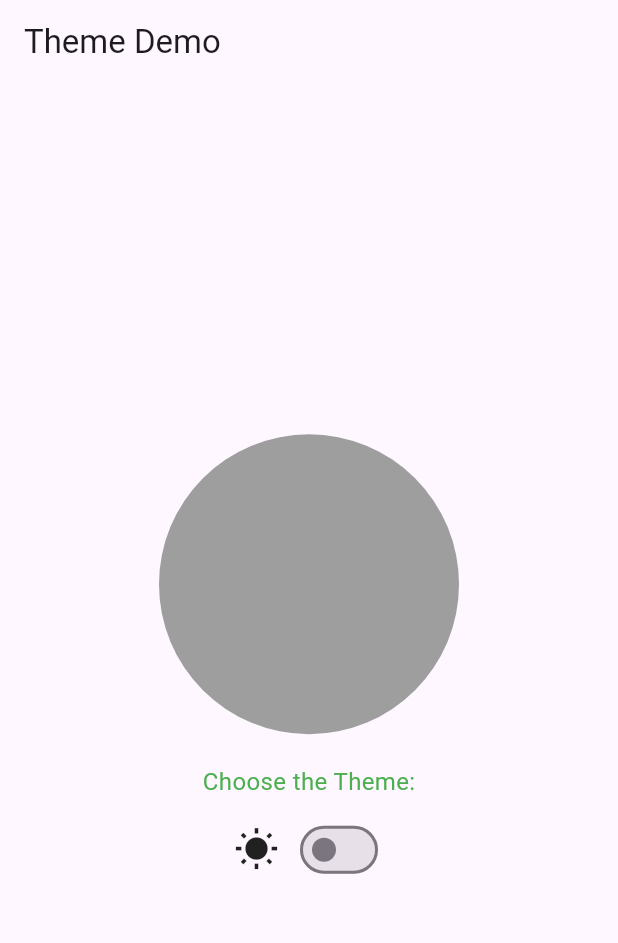
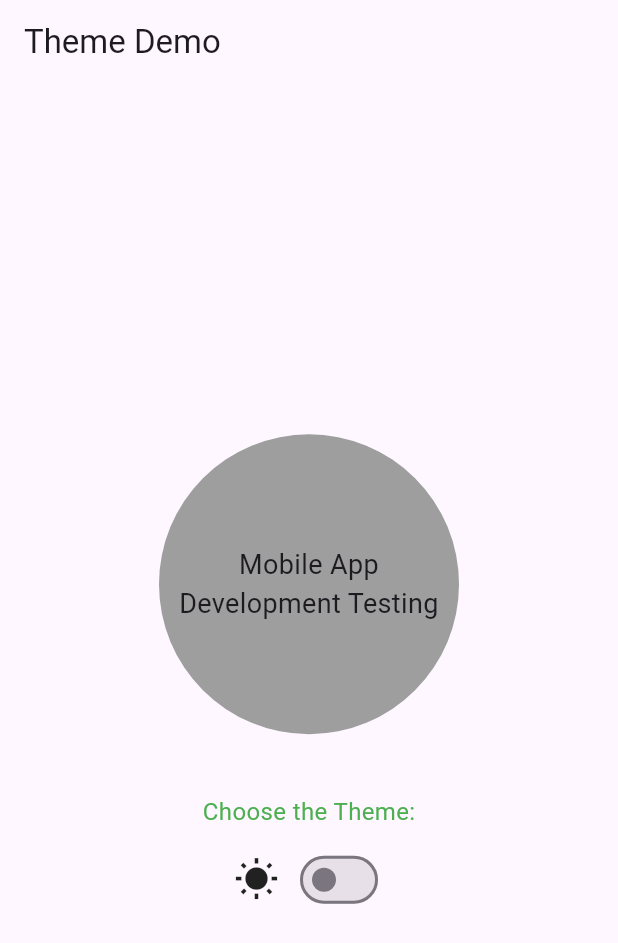
Before and after one commit to parshjadon/MADinc02, a Flutter app: the screen it shows after launch, on a phone screen of 412 x 824 dp. Shown: the top 943 px of the screen. Run offline on Flutter 3.47's test engine with Material 3 defaults, Android fonts, the phone set to English and light mode, and no system bars.

Commit message:
fixing minor issues

```diff
--- a/lib/main.dart
+++ b/lib/main.dart
@@ -2,7 +2,7 @@ import 'package:flutter/material.dart';
 
 
 // SPECIAL FEATURE 3:
-// Custom ThemeExtension lets us create our own custom colors
+// Custom ThemeExtension allows us to add our own theme colors
 // that are not already included in Flutter's ColorScheme.
 class AppColors extends ThemeExtension<AppColors> {
   final Color success;
@@ -62,7 +62,7 @@ class _RunMyAppState extends State<RunMyApp> {
   @override
   Widget build(BuildContext context) {
 
-    // Checks if dark mode is currently selected.
+    // Checks if the current selected theme is dark.
     bool isDark = _themeMode == ThemeMode.dark;
 
     return MaterialApp(
@@ -71,7 +71,7 @@ class _RunMyAppState extends State<RunMyApp> {
 
 
       // SPECIAL FEATURE 1:
-      // Material 3 generates a complete light color palette
+      // Material 3 generates a full light color scheme
       // using one seed color.
       theme: ThemeData(
         useMaterial3: true,
@@ -82,7 +82,7 @@ class _RunMyAppState extends State<RunMyApp> {
         ),
 
         // SPECIAL FEATURE 3:
-        // Adds our custom success color to the light theme.
+        // Adds our own success color to the light theme.
         extensions: const [
           AppColors(
             success: Colors.green,
@@ -92,7 +92,7 @@ class _RunMyAppState extends State<RunMyApp> {
 
 
       // SPECIAL FEATURE 1:
-      // Material 3 also generates a dark color palette
+      // Creates the dark Material 3 color scheme
       // using the same seed color.
       darkTheme: ThemeData(
         useMaterial3: true,
@@ -103,7 +103,7 @@ class _RunMyAppState extends State<RunMyApp> {
         ),
 
         // SPECIAL FEATURE 3:
-        // Custom success color for dark mode.
+        // Different success color for dark mode.
         extensions: const [
           AppColors(
             success: Colors.lightGreen,
@@ -112,7 +112,7 @@ class _RunMyAppState extends State<RunMyApp> {
       ),
 
 
-      // Connects our current state to the app theme.
+      // Applies the currently selected theme.
       themeMode: _themeMode,
 
 
@@ -120,8 +120,8 @@ class _RunMyAppState extends State<RunMyApp> {
         builder: (context) {
 
           // SPECIAL FEATURE 4:
-          // AnimatedTheme makes the theme change smoothly
-          // instead of changing themed colors immediately.
+          // AnimatedTheme makes theme changes transition
+          // smoothly instead of changing immediately.
           return AnimatedTheme(
             data: Theme.of(context),
             duration: const Duration(milliseconds: 500),
@@ -133,34 +133,57 @@ class _RunMyAppState extends State<RunMyApp> {
               ),
 
 
+              // PART 1:
+              // The required layout uses a Column inside Center.
               body: Center(
                 child: Column(
                   mainAxisAlignment: MainAxisAlignment.center,
 
                   children: [
 
-                    // PART 2 - TASK 1:
-                    // AnimatedContainer automatically animates
-                    // when its properties change.
+                    // PART 1 + PART 2 TASK 1:
+                    // AnimatedContainer creates the required
+                    // circular container and animates its changes.
                     AnimatedContainer(
 
-                      // PART 2 - TASK 3:
-                      // Half-second animation duration.
+                      // PART 2 TASK 3:
+                      // Animation lasts for half a second.
                       duration:
                           const Duration(milliseconds: 500),
 
                       width: 200,
                       height: 200,
 
+                      // Adds spacing around the circle.
+                      margin: const EdgeInsets.all(20),
+
                       decoration: BoxDecoration(
 
-                        // Changes the circle color
-                        // depending on the current theme.
+                        // PART 1:
+                        // Grey in light mode and white in dark mode.
                         color: isDark
                             ? Colors.white
                             : Colors.grey,
 
+                        // Makes the container circular.
                         shape: BoxShape.circle,
+                      ),
+
+
+                      // PART 1:
+                      // Required text inside the circular container.
+                      child: const Center(
+                        child: Text(
+                          'Mobile App Development Testing',
+
+                          textAlign: TextAlign.center,
+
+                          // Only the font size is set here.
+                          // Text color is inherited from the theme.
+                          style: TextStyle(
+                            fontSize: 18,
+                          ),
+                        ),
                       ),
                     ),
 
@@ -169,10 +192,11 @@ class _RunMyAppState extends State<RunMyApp> {
 
 
                     // SPECIAL FEATURE 3:
-                    // Reads the custom success color
-                    // from our AppColors ThemeExtension.
+                    // Reads the custom success color from
+                    // the current AppColors ThemeExtension.
                     Text(
                       'Choose the Theme:',
+
                       style: TextStyle(
                         fontSize: 16,
 
@@ -186,17 +210,18 @@ class _RunMyAppState extends State<RunMyApp> {
                     const SizedBox(height: 10),
 
 
-                    // PART 2 - TASK 2 & TASK 4:
-                    // Contains the dynamic icon and theme switch.
+                    // PART 2 TASK 2 + TASK 4:
+                    // The Row keeps the icon and switch
+                    // next to each other.
                     Row(
                       mainAxisAlignment:
                           MainAxisAlignment.center,
 
                       children: [
 
-                        // PART 2 - TASK 4:
-                        // Shows the moon in dark mode
-                        // and the sun in light mode.
+                        // PART 2 TASK 4:
+                        // Shows a sun in light mode
+                        // and a moon in dark mode.
                         Icon(
                           isDark
                               ? Icons.nightlight_round
@@ -209,8 +234,9 @@ class _RunMyAppState extends State<RunMyApp> {
                         const SizedBox(width: 10),
 
 
-                        // PART 2 - TASK 2:
-                        // Switches between light and dark themes.
+                        // PART 2 TASK 2:
+                        // Switch changes between light
+                        // and dark themes.
                         Switch(
                           value: isDark,
 
```
